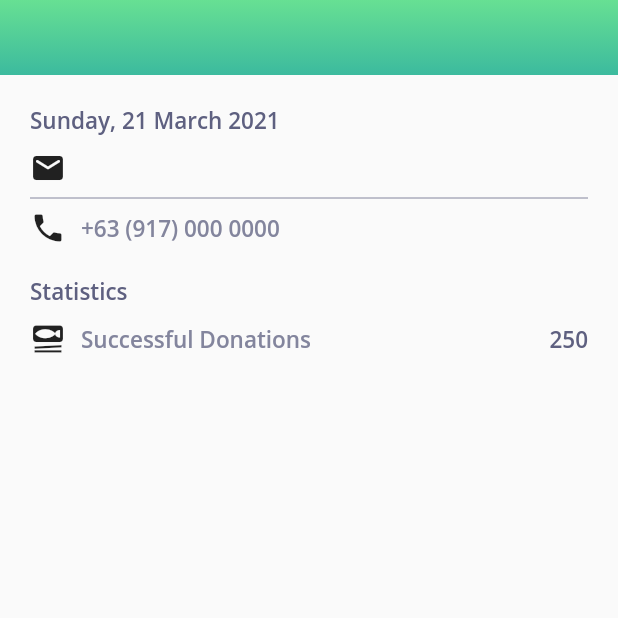
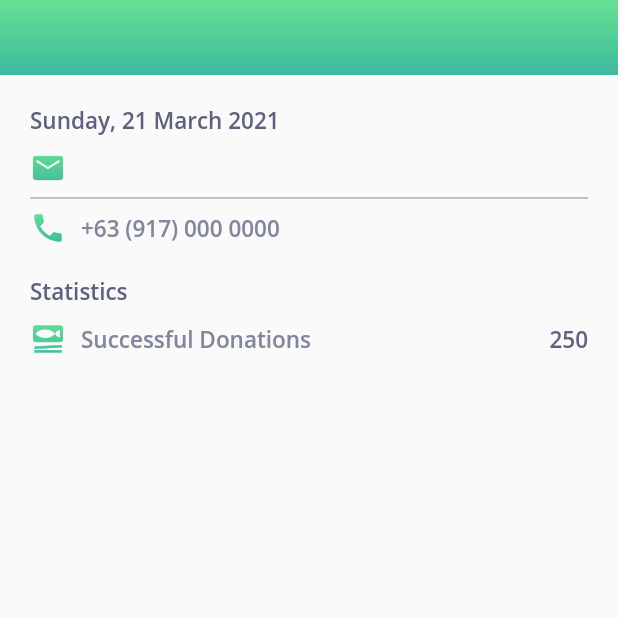
Before and after one commit to mathenaangeles/foodboard, a Flutter app: the screen it shows once a user with an empty profile is signed in, on a phone screen of 412 x 824 dp, the top half of it. Run offline on Flutter 3.47's test engine with Material 2 defaults, Android fonts, the phone set to English and light mode, and no system bars; our stand-ins replace firebase_auth, firebase_core, ionicons; accounts and stored records are empty.

Commit message:
Move constants in files, add gradient to icons

```diff
--- /dev/null
+++ b/lib/components/gradient_icon.dart
@@ -0,0 +1,33 @@
+// Gradient icon class if we're not using pre-made assets for our icons.
+// - Carlos
+
+import 'package:flutter/material.dart';
+import 'package:foodboard/constants.dart';
+
+class GradientIcon extends StatelessWidget {
+  final IconData icon;
+  const GradientIcon(this.icon);
+
+  @override
+  Widget build(BuildContext context) {
+    return LinearGradientMask(child: Icon(icon, color:Colors.white));
+  }
+}
+
+class LinearGradientMask extends StatelessWidget {
+  LinearGradientMask({this.child});
+  final Widget child;
+
+  @override
+  Widget build(BuildContext context) {
+    return ShaderMask(
+      shaderCallback: (bounds) {
+        return LinearGradient(colors: <Color>[
+            light_green,
+            dark_green,
+          ], begin: Alignment.topCenter, end: Alignment.bottomCenter).createShader(bounds);
+      },
+      child: child,
+    );
+  }
+}
--- a/lib/components/home_header.dart
+++ b/lib/components/home_header.dart
@@ -1,7 +1,18 @@
 import 'package:flutter/material.dart';
 import 'package:foodboard/constants.dart';
+import 'package:foodboard/components/gradient_icon.dart';
 
 import 'package:intl/intl.dart';
+
+const style_header_title = TextStyle(
+    color: header_title_color,
+    fontSize: header_text_size,
+    fontWeight: FontWeight.w600);
+
+const style_header_item = TextStyle(
+    color: header_item_color,
+    fontSize: header_text_size,
+    fontWeight: FontWeight.w600);
 
 class HomeHeader extends StatelessWidget {
   final user;
@@ -43,10 +54,7 @@ class HeaderTitle extends StatelessWidget {
         alignment: Alignment.centerLeft,
         child: Text(
           text,
-          style: TextStyle(
-              color: header_title_color,
-              fontSize: header_text_size,
-              fontWeight: FontWeight.w600),
+          style: style_header_title,
         ));
   }
 }
@@ -62,14 +70,11 @@ class HeaderItem extends StatelessWidget {
     return Align(
         alignment: Alignment.centerLeft,
         child: Row(children: [
-          Icon(icon),
+          GradientIcon(icon),
           SizedBox(width: 10),
           Text(
             text,
-            style: TextStyle(
-                color: header_item_color,
-                fontSize: header_text_size,
-                fontWeight: FontWeight.w600),
+            style: style_header_item,
           )
         ]));
   }
@@ -89,22 +94,16 @@ class HeaderItemWithContent extends StatelessWidget {
         child:
             Row(mainAxisAlignment: MainAxisAlignment.spaceBetween, children: [
           Row(children: [
-            Icon(icon),
+            GradientIcon(icon),
             SizedBox(width: 10),
             Text(
               text,
-              style: TextStyle(
-                  color: header_item_color,
-                  fontSize: header_text_size,
-                  fontWeight: FontWeight.w600),
+              style: style_header_item,
             )
           ]),
           Text(
             content,
-            style: TextStyle(
-                color: header_title_color,
-                fontSize: header_text_size,
-                fontWeight: FontWeight.w600),
+            style: style_header_title,
           )
         ]));
   }
--- a/lib/components/home_title_bar.dart
+++ b/lib/components/home_title_bar.dart
@@ -1,14 +1,18 @@
 import 'package:flutter/material.dart';
+import 'package:foodboard/constants.dart';
 
 class HomeTitleBar extends StatelessWidget {
   final String text;
   final Function press;
-  final Gradient gradient;
-  const HomeTitleBar({
+  final Gradient gradient = LinearGradient(colors: <Color>[
+            light_green,
+            dark_green,
+          ], begin: Alignment.topCenter, end: Alignment.bottomCenter);
+
+  HomeTitleBar({
     Key key,
     this.text,
     this.press,
-    this.gradient,
   }) : super(key: key);
 
   final double barHeight = 50.0;
--- a/lib/home.dart
+++ b/lib/home.dart
@@ -20,10 +20,6 @@ class Home extends StatelessWidget {
         HomeTitleBar(
           press: () {},
           text: user.email, // TODO: Replace this with user's name
-          gradient: LinearGradient(colors: <Color>[
-            light_green,
-            dark_green,
-          ], begin: Alignment.topCenter, end: Alignment.bottomCenter),
         ),
         HomeHeader(user),
       ],
```
Also changed, not shown: 1 other file.
